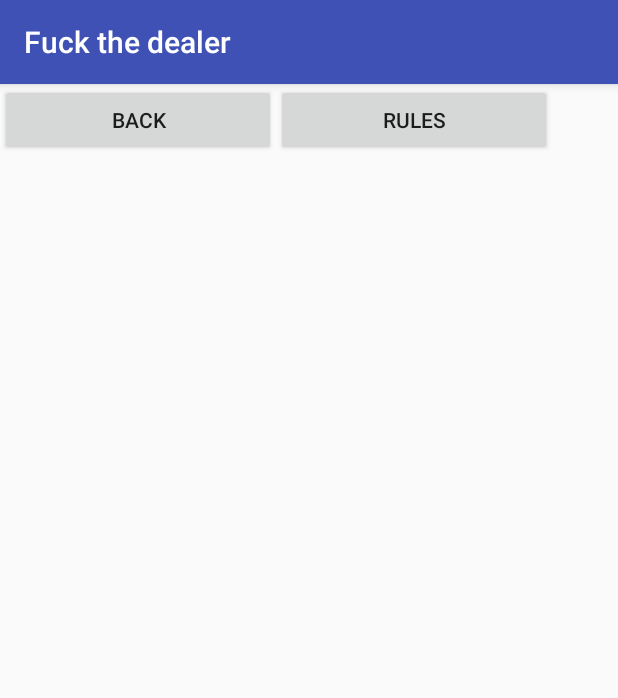
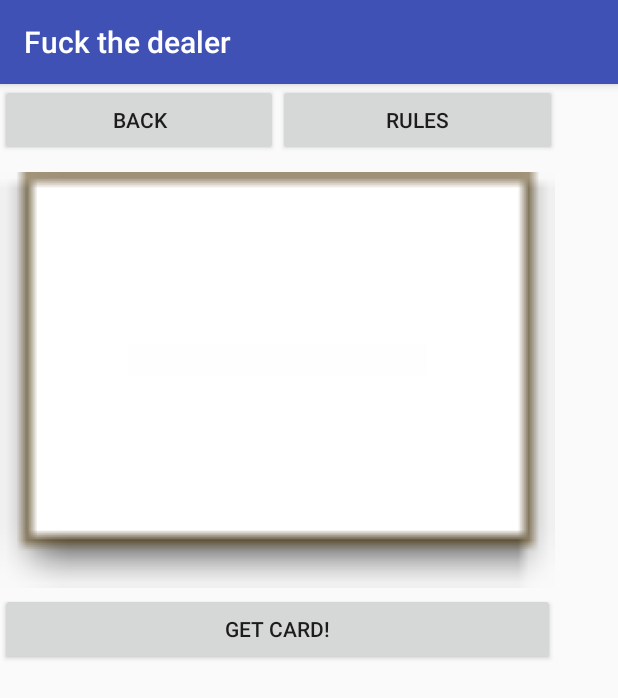
Before and after one commit to AnastasiiaMishchenko/DrunkCards, an Android app: the FuckTheDealer screen opened directly, with no data from a screen before it, on a phone screen of 412 x 824 dp. Shown: the top 698 px of the screen. Run offline under Robolectric (Android 15) with nearby library versions, the phone set to English and light mode, and no system bars; 1 statement that could not run was skipped.

Commit message:
add randomly picked card, toas messages when the card array is empty, add dialog messages

```diff
--- a/app/src/main/java/com/example/anastasiia/drunkcards/FuckTheDealer.java
+++ b/app/src/main/java/com/example/anastasiia/drunkcards/FuckTheDealer.java
@@ -5,13 +5,33 @@ import android.support.v7.app.AppCompatActivity;
 import android.os.Bundle;
 import android.util.Log;
 import android.view.View;
+import android.widget.ArrayAdapter;
 import android.widget.Button;
+import android.widget.EditText;
+import android.widget.ImageView;
+import android.widget.ListView;
+import android.widget.TextView;
+import android.widget.Toast;
 
 import java.util.ArrayList;
+import java.util.List;
+import java.util.Random;
 
 public class FuckTheDealer extends AppCompatActivity implements View.OnClickListener{
 
     ArrayList<String> array = new ArrayList<String>();
+    String[] names = new String[array.size()];
+
+    public static final String Tag = "Fuck the dealer";
+    int [] cards = {R.drawable.clubs_ace, R.drawable.clubs_king, R.drawable.clubs_queen, R.drawable.clubs_jack , R.drawable.clubs_ten, R.drawable.clubs_nine, R.drawable.clubs_eight, R.drawable.clubs_seven, R.drawable.clubs_six, R.drawable.clubs_five, R.drawable.clubs_four, R.drawable.clubs_three, R.drawable.clubs_two,
+            R.drawable.diamonds_ace, R.drawable.diamonds_king, R.drawable.diamonds_queen, R.drawable.diamonds_jack, R.drawable.diamonds_ten, R.drawable.diamonds_nine, R.drawable.diamonds_eight, R.drawable.diamonds_seven, R.drawable.diamonds_six, R.drawable.diamonds_five, R.drawable.diamonds_four, R.drawable.diamonds_three, R.drawable.diamonds_two,
+            R.drawable.hearts_ace, R.drawable.hearts_king, R.drawable.hearts_queen, R.drawable.hearts_jack, R.drawable.hearts_ten, R.drawable.hearts_nine, R.drawable.hearts_eight, R.drawable.hearts_seven, R.drawable.hearts_six, R.drawable.hearts_five, R.drawable.hearts_four, R.drawable.hearts_three, R.drawable.hearts_two,
+            R.drawable.spades_ace, R.drawable.spades_king, R.drawable.spades_queen, R.drawable.spades_jack, R.drawable.spades_ten, R.drawable.spades_nine, R.drawable.spades_eight, R.drawable.spades_seven, R.drawable.spades_six, R.drawable.spades_five, R.drawable.spades_four, R.drawable.spades_three, R.drawable.spades_two};
+
+    List<Integer> numlist = new ArrayList<Integer>();
+    Random rand;
+    int turn = 0;
+    TextView tv;
 
     @Override
     protected void onCreate(Bundle savedInstanceState) {
@@ -25,6 +45,15 @@ public class FuckTheDealer extends AppCompatActivity implements View.OnClickList
         b.setOnClickListener(this);
         b = (Button)findViewById(R.id.fuck_the_dealer_rules);
         b.setOnClickListener(this);
+        b = (Button)findViewById(R.id.get_card);
+        b.setOnClickListener(this);
+
+        tv = (TextView)findViewById(R.id.set_player_name);
+
+        for(int i = 0; i < cards.length; i ++){
+            numlist.add(cards[i]);
+        }
+
     }
 
 
@@ -35,6 +64,7 @@ public class FuckTheDealer extends AppCompatActivity implements View.OnClickList
         Bundle bu = i.getExtras();
         array = bu.getStringArrayList("Array");
         Log.e("Names fuck the dealer: ", array.toString());
+        names = array.toArray(names);
 
     }
 
@@ -48,8 +78,26 @@ public class FuckTheDealer extends AppCompatActivity implements View.OnClickList
                 Intent i = new Intent(this, FuckTheDealerRules.class);
                 startActivity(i);
             } break;
-            default:
-                Log.e(MainActivity.Tag, "Error");
+            case R.id.get_card : {
+                rand = new Random();
+                Integer randEl = numlist.get(rand.nextInt(numlist.size()));
+                ImageView iv;
+                iv = (ImageView)findViewById(R.id.set_card);
+                iv.setImageResource(randEl);
+                numlist.remove(randEl);
+                int temp = numlist.size();
+                Log.e(Tag, "Size of new array is " + String.valueOf(temp));
+                if(temp == 0){
+                    Toast.makeText(getApplicationContext(), "Game is over", Toast.LENGTH_SHORT).show();
+                    Intent intent = getIntent();
+                    finish();
+                    startActivity(intent);
+                }
+                turn++;
+                Log.e(Tag, "Now it is " + String.valueOf(turn) + " turn");
+                String setName = names[turn%array.size()];
+                tv.setText("Now it is " + setName + "'s turn!");
+            } break;
         }
     }
 }
--- a/app/src/main/res/layout/activity_fuck_the_dealer.xml
+++ b/app/src/main/res/layout/activity_fuck_the_dealer.xml
@@ -7,8 +7,8 @@
     tools:context="com.example.anastasiia.drunkcards.FuckTheDealer">
 
     <LinearLayout
-        android:layout_width="368dp"
-        android:layout_height="495dp"
+        android:layout_width="371dp"
+        android:layout_height="54dp"
         android:orientation="horizontal"
         tools:layout_editor_absoluteY="8dp"
         tools:layout_editor_absoluteX="8dp">
@@ -26,5 +26,37 @@
             android:layout_height="wrap_content"
             android:layout_weight="1"
             android:text="Rules" />
+
     </LinearLayout>
+
+    <LinearLayout
+        android:layout_width="370dp"
+        android:layout_height="444dp"
+        android:orientation="vertical"
+        tools:layout_editor_absoluteX="8dp"
+        tools:layout_editor_absoluteY="65dp"
+        android:weightSum="1">
+
+        <ImageView
+            android:id="@+id/set_card"
+            android:layout_width="match_parent"
+            android:layout_height="206dp"
+            android:layout_marginTop="55dp"
+            app:srcCompat="@android:drawable/editbox_dropdown_light_frame"
+            android:layout_weight="0.68" />
+
+        <Button
+            android:id="@+id/get_card"
+            android:layout_width="match_parent"
+            android:layout_height="wrap_content"
+            android:text="Get card!" />
+
+        <TextView
+            android:id="@+id/set_player_name"
+            android:layout_width="match_parent"
+            android:layout_height="wrap_content"
+            android:textAlignment="center" />
+
+    </LinearLayout>
+
 </android.support.constraint.ConstraintLayout>
```
Also changed, not shown: app/src/main/java/com/example/anastasiia/drunkcards/Kings.java (+166 -69 lines), app/src/main/res/layout/activity_kings.xml (+18 -5 lines).
